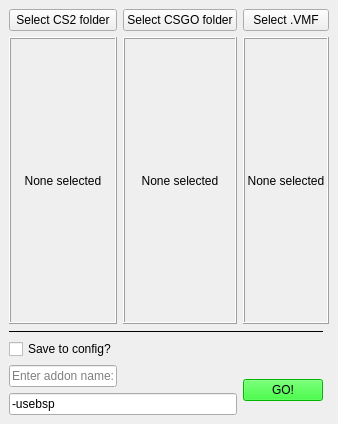
LaplaceTor/cs2-map-importer, file src/ui/interface.ui: the form before one commit.
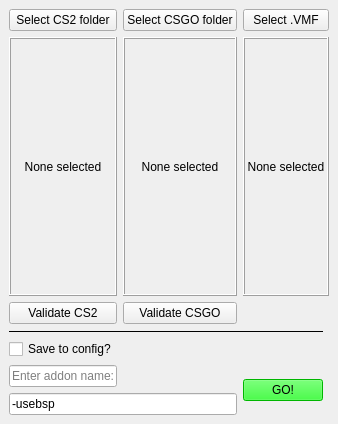
The form after the commit.

Commit message:
feat: Add Validate buttons and pre-import file modifications
- Added `validate_cs2_button` and `validate_csgo_button` to the UI to trigger Steam file validation for AppIDs 730 and 4465480 respectively.
- Modified `go` function to run pre-import fixes:
  - Fixes `import_map_community.py` by removing `.decode()` on line 328.
  - Temporarily moves `vpk.signatures` to a `temp/` folder.
- Overrode `closeEvent` to restore `vpk.signatures` on window close.

```diff
--- a/src/ui/interface.ui
+++ b/src/ui/interface.ui
@@ -176,6 +176,20 @@
       </item>
      </layout>
     </item>
+    <item row="3" column="1" colspan="1">
+     <widget class="QPushButton" name="validate_cs2_button">
+      <property name="text">
+       <string>Validate CS2</string>
+      </property>
+     </widget>
+    </item>
+    <item row="3" column="2" colspan="1">
+     <widget class="QPushButton" name="validate_csgo_button">
+      <property name="text">
+       <string>Validate CSGO</string>
+      </property>
+     </widget>
+    </item>
     <item row="4" column="1" colspan="3">
      <widget class="Line" name="line">
       <property name="frameShadow">
```
The commit also changes 2 other files.
